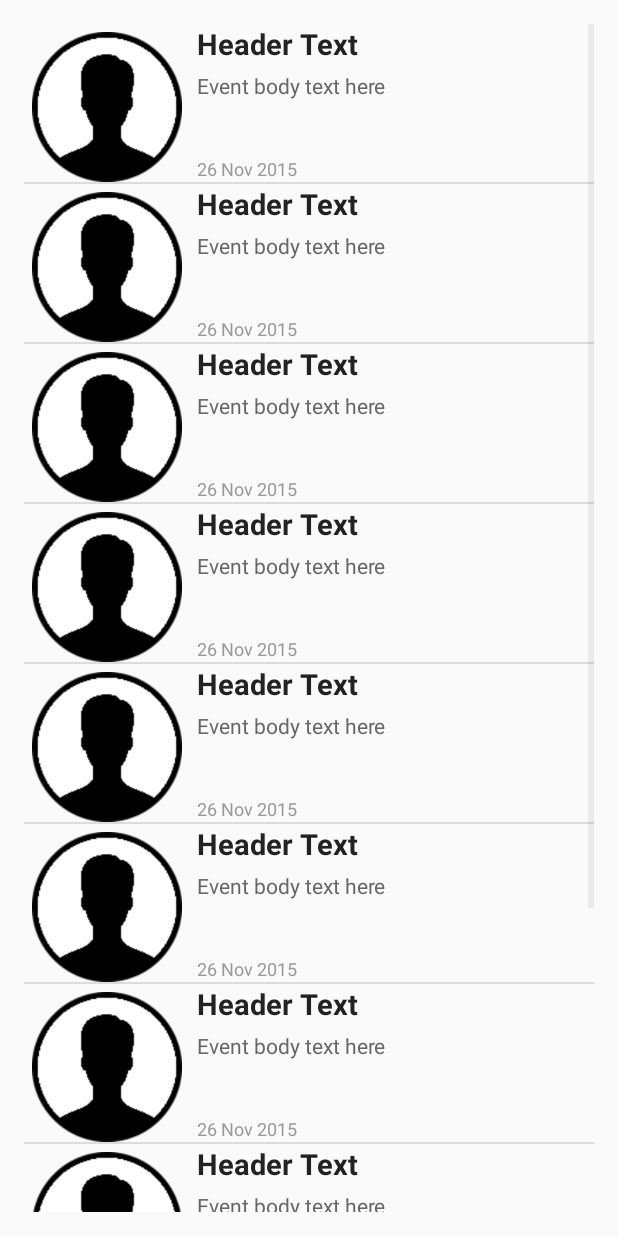
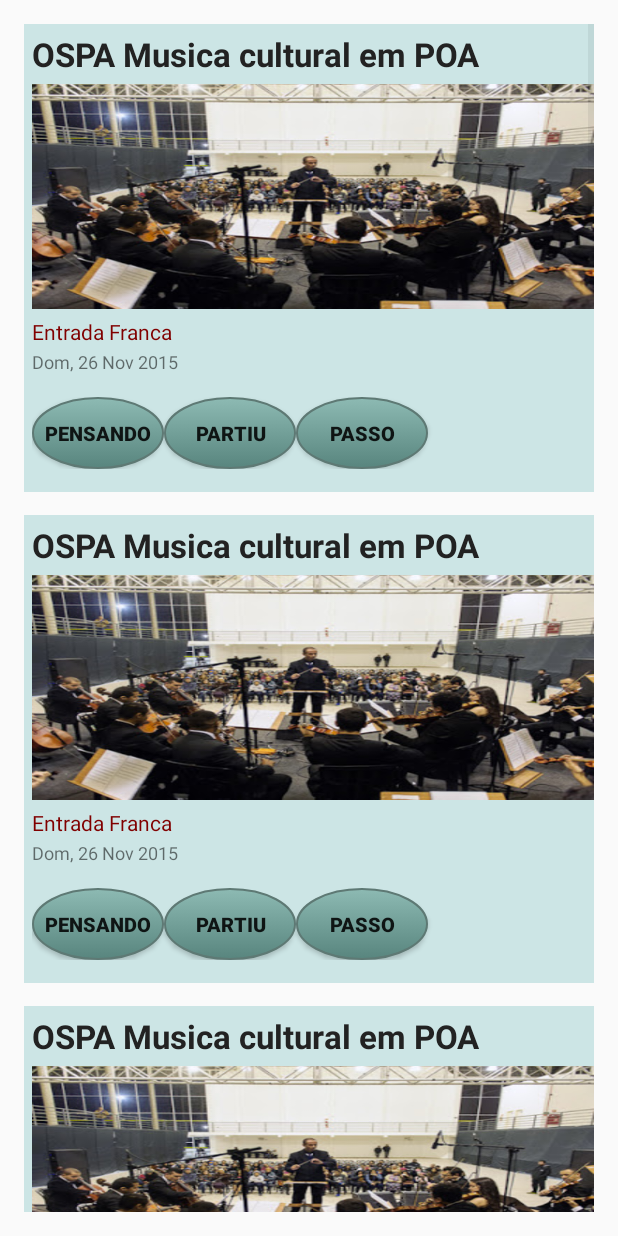
Before and after one commit to fmmwanza/YEBELA, an Android app: the MainListActivity screen opened directly, with no data from a screen before it, on a phone screen of 412 x 824 dp. Run offline under Robolectric (Android 15) with nearby library versions, the phone set to English and light mode, and no system bars.

Commit message:
layout eventItem 50%

```diff
--- a/app/src/main/java/com/example/mwanza/citymov/MainListActivity.java
+++ b/app/src/main/java/com/example/mwanza/citymov/MainListActivity.java
@@ -7,6 +7,7 @@ import android.view.Menu;
 import android.view.MenuItem;
 import android.widget.ArrayAdapter;
 import android.widget.ListView;
+import android.view.View;
 
 
 public class MainListActivity extends Activity {
@@ -18,7 +19,7 @@ public class MainListActivity extends Activity {
         super.onCreate(savedInstanceState);
         setContentView(R.layout.activity_main_list);
 
-        eventItemArrayAdapter = new EventAdapter(this, new String[10]);
+        eventItemArrayAdapter = new EventAdapter(this, new String[15]);
 
       //  eventItemArrayAdapter = new ArrayAdapter(this, android.R.layout.simple_list_item_1, stringArray);
         eventListView = (ListView) findViewById(R.id.eventList);
--- /dev/null
+++ b/app/src/main/res/drawable/button_style.xml
@@ -0,0 +1,20 @@
+<?xml version="1.0" encoding="utf-8"?>
+<selector xmlns:android="http://schemas.android.com/apk/res/android" >
+    <item android:state_focused="true">
+        <shape android:shape="oval"  >
+            <corners android:radius="3dip" />
+            <stroke android:width="1dip" android:color="#5e7974" />
+            <solid android:color="#58857e"/>
+        </shape>
+    </item>
+    <item >
+        <shape android:shape="oval" >
+            <corners android:radius="3dp" />
+            <stroke android:width="1dip"
+                    android:color="#5e7974" />
+            <gradient android:angle="-90"
+                    android:startColor="#8dbab3"
+                    android:endColor="#58857e" />
+        </shape>
+    </item>
+</selector>
--- a/app/src/main/res/layout/activity_main.xml
+++ b/app/src/main/res/layout/activity_main.xml
@@ -6,7 +6,8 @@
     android:paddingRight="@dimen/activity_horizontal_margin"
     android:paddingTop="@dimen/activity_vertical_margin"
     android:background="#A1D8E5"
-    android:paddingBottom="@dimen/activity_vertical_margin" tools:context=".MainActivity">
+    android:paddingBottom="@dimen/activity_vertical_margin"
+    tools:context=".MainActivity">
 
     <TextView android:id="@+id/header"
         android:text="@string/hello_citymov"
--- a/app/src/main/res/layout/activity_main_list.xml
+++ b/app/src/main/res/layout/activity_main_list.xml
@@ -1,6 +1,8 @@
 <RelativeLayout xmlns:android="http://schemas.android.com/apk/res/android"
-    xmlns:tools="http://schemas.android.com/tools" android:layout_width="match_parent"
-    android:layout_height="match_parent" android:paddingLeft="@dimen/activity_horizontal_margin"
+    xmlns:tools="http://schemas.android.com/tools"
+    android:layout_width="match_parent"
+    android:layout_height="match_parent"
+    android:paddingLeft="@dimen/activity_horizontal_margin"
     android:paddingRight="@dimen/activity_horizontal_margin"
     android:paddingTop="@dimen/activity_vertical_margin"
     android:paddingBottom="@dimen/activity_vertical_margin"
@@ -9,7 +11,9 @@
     <ListView
         android:id="@+id/eventList"
         android:layout_width="match_parent"
-        android:layout_height="match_parent" >
+        android:layout_height="match_parent"
+        android:divider="@android:color/transparent"
+        android:dividerHeight="15.0sp">
     </ListView>
 
 </RelativeLayout>
--- a/app/src/main/res/layout/row_event.xml
+++ b/app/src/main/res/layout/row_event.xml
@@ -2,52 +2,91 @@
 <LinearLayout xmlns:android="http://schemas.android.com/apk/res/android"
     android:layout_width="match_parent"
     android:layout_height="match_parent"
-    android:orientation="horizontal">
-
-    <ImageView
-        android:id="@+id/eventImage"
-        android:layout_width="100dp"
-        android:layout_height="100dp"
-        android:src="@drawable/user_profil"
-        android:layout_marginLeft="5dp"
-        android:layout_marginTop="5dp" />
-
-    <LinearLayout
-        android:layout_width="wrap_content"
-        android:layout_height="match_parent"
-        android:orientation="vertical"
-        android:layout_marginLeft="10dp"
-        android:gravity="left" >
+    android:orientation="vertical"
+    android:background="#CCE5E5">
 
         <TextView
             android:id="@+id/textView1"
             android:layout_width="match_parent"
             android:layout_height="wrap_content"
-            android:text="Header Text"
-            android:textSize="19sp"
+            android:text="OSPA Musica cultural em POA"
+            android:textSize="22sp"
             android:textColor="#222222"
-            android:textStyle="bold" />
+            android:textStyle="bold"
+            android:layout_marginLeft="5dp"
+            android:layout_marginTop="5dp"/>
+
+        <ImageView
+            android:id="@+id/eventImage"
+            android:layout_width="wrap_content"
+            android:layout_height="150dp"
+            android:scaleType="fitXY"
+            android:src="@drawable/cultura_poa"
+            android:layout_marginLeft="5dp"
+            android:layout_marginTop="5dp" />
+
+
 
         <TextView
             android:id="@+id/textView2"
             android:layout_width="match_parent"
             android:layout_height="wrap_content"
-            android:text="Event body text here"
+            android:text="Entrada Franca"
             android:layout_marginTop="5dp"
             android:ellipsize="end"
-            android:lines="3"
-            android:textColor="#666666"
+            android:textColor="#800000"
+            android:layout_marginLeft="5dp"
             android:textSize="14sp" />
 
         <TextView
             android:id="@+id/textView3"
             android:layout_width="match_parent"
             android:layout_height="wrap_content"
-            android:text="26 Nov 2015"
-            android:layout_marginTop="5dp"
-            android:textColor="#999999"
+            android:text="Dom, 26 Nov 2015"
+            android:layout_marginTop="2dp"
+            android:layout_marginLeft="5dp"
             android:textSize="12sp" />
         />
+
+        <LinearLayout
+            android:layout_width="match_parent"
+            android:layout_height="match_parent"
+            android:orientation="horizontal"
+            android:layout_marginTop="15dp"
+            android:layout_marginLeft="5dp"
+            android:layout_marginBottom="15dp"
+           >
+
+            <Button
+                android:id="@+id/btn_login1"
+                android:layout_width="wrap_content"
+                android:layout_height="wrap_content"
+                android:text="Pensando"
+                android:textSize="13sp"
+                android:background="@drawable/button_style"
+                android:textStyle="bold"
+                />
+
+            <Button
+                android:id="@+id/btn_login2"
+                android:layout_width="wrap_content"
+                android:layout_height="wrap_content"
+                android:text="Partiu"
+                android:textSize="13sp"
+                android:background="@drawable/button_style"
+                android:textStyle="bold"
+                />
+
+            <Button
+                android:id="@+id/btn_login3"
+                android:layout_width="wrap_content"
+                android:layout_height="wrap_content"
+                android:text="Passo"
+                android:textSize="13sp"
+                android:background="@drawable/button_style"
+                android:textStyle="bold"
+                />
+
 
     </LinearLayout>
 
```
Also changed, not shown: app/src/main/ic_launcher-web.png, app/src/main/res/mipmap-hdpi/ic_launcher.png, app/src/main/res/mipmap-mdpi/ic_launcher.png, app/src/main/res/mipmap-xhdpi/ic_launcher.png, app/src/main/res/mipmap-xxhdpi/ic_launcher.png, app/src/main/res/mipmap-xxxhdpi/ic_launcher.png.
